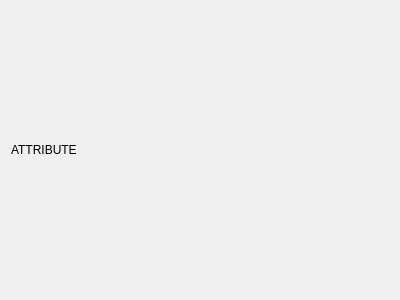
The window that src/Help/HelpEditAttribute.ui (xavierxeon-music/MaxPackageAdmin) describes before a commit, drawn with Qt 5.
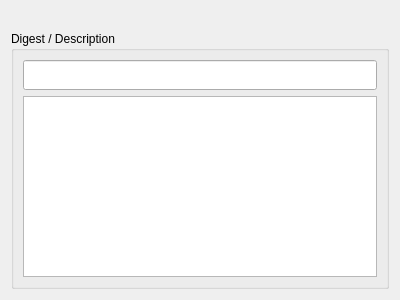
The same window after the commit.

```diff
--- a/src/Help/HelpEditAttribute.ui
+++ b/src/Help/HelpEditAttribute.ui
@@ -13,12 +13,40 @@
   <property name="windowTitle">
    <string>Form</string>
   </property>
-  <layout class="QVBoxLayout" name="verticalLayout">
+  <layout class="QVBoxLayout" name="verticalLayout_2">
    <item>
-    <widget class="QLabel" name="label">
+    <widget class="QLabel" name="keyInfo">
      <property name="text">
-      <string>ATTRIBUTE</string>
+      <string/>
      </property>
+     <property name="alignment">
+      <set>Qt::AlignLeading|Qt::AlignLeft|Qt::AlignVCenter</set>
+     </property>
+    </widget>
+   </item>
+   <item>
+    <widget class="QGroupBox" name="digestGroup">
+     <property name="title">
+      <string>Digest / Description</string>
+     </property>
+     <property name="flat">
+      <bool>true</bool>
+     </property>
+     <layout class="QVBoxLayout" name="verticalLayout">
+      <item>
+       <widget class="QLineEdit" name="digestEdit">
+        <property name="minimumSize">
+         <size>
+          <width>0</width>
+          <height>30</height>
+         </size>
+        </property>
+       </widget>
+      </item>
+      <item>
+       <widget class="QPlainTextEdit" name="descrptionEdit"/>
+      </item>
+     </layout>
     </widget>
    </item>
   </layout>
```
